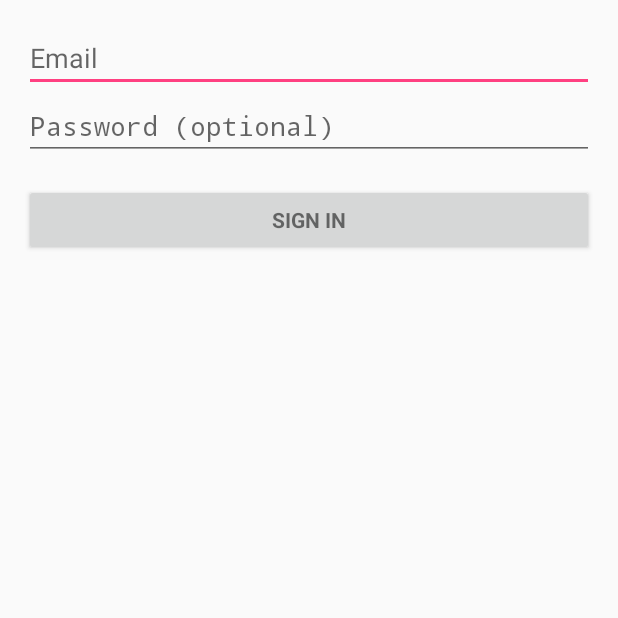
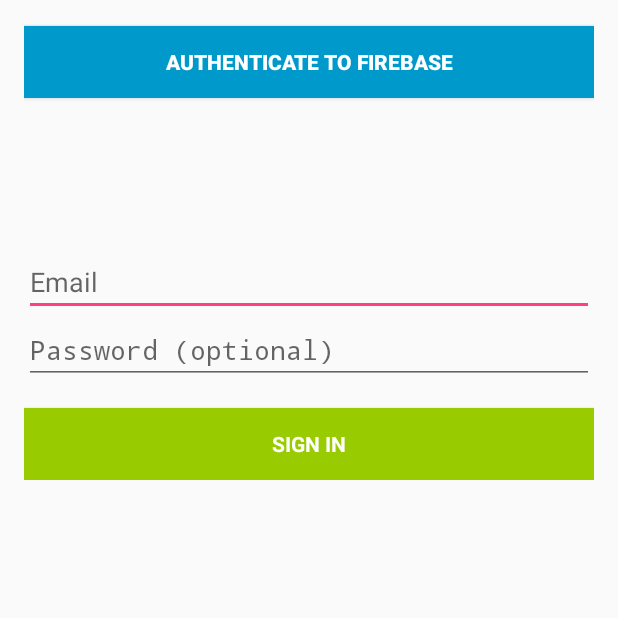
Before and after one commit to jagarzone6/Tic-Tac-Toe, an Android app: the LoginActivity screen opened directly, with no data from a screen before it, on a phone screen of 412 x 824 dp, the top half of it. Run offline under Robolectric (Android 15) with nearby library versions, the phone set to English and light mode, and no system bars; our stand-ins replace Firebase (no records; nobody signed in at launch, a user with empty details on screens opened directly); 2 statements that could not run were skipped.

```diff
--- a/app/src/main/res/layout/activity_games__list_.xml
+++ b/app/src/main/res/layout/activity_games__list_.xml
@@ -21,7 +21,7 @@
             <Button
                 android:id="@+id/add_new_online_game"
                 style="?android:textAppearanceButton"
-                android:background="@android:color/holo_green_dark"
+                android:background="@android:color/holo_green_light"
                 android:textColor="@android:color/white"
                 android:layout_width="match_parent"
                 android:layout_height="wrap_content"
--- a/app/src/main/res/layout/activity_login.xml
+++ b/app/src/main/res/layout/activity_login.xml
@@ -20,17 +20,32 @@
         android:layout_marginBottom="8dp"
         android:visibility="gone" />
 
+    <Button
+        android:id="@+id/login_label"
+        style="?android:textAppearanceButton"
+        android:background="@android:color/holo_blue_dark"
+        android:textColor="@android:color/white"
+        android:layout_width="match_parent"
+        android:layout_height="wrap_content"
+        android:layout_marginTop="1dp"
+        android:text="Authenticate to Firebase"
+        android:textStyle="bold" />
+
     <ScrollView
         android:id="@+id/login_form"
         android:layout_width="match_parent"
         android:layout_height="match_parent"
         >
 
+
         <LinearLayout
             android:id="@+id/email_login_form"
             android:layout_width="match_parent"
             android:layout_height="wrap_content"
-            android:orientation="vertical">
+            android:orientation="vertical"
+            android:paddingTop="100dp">
+
+
 
             <AutoCompleteTextView
                 android:id="@+id/email"
@@ -60,7 +75,10 @@
                 android:layout_height="wrap_content"
                 android:layout_marginTop="16dp"
                 android:text="@string/action_sign_in"
-                android:textStyle="bold" />
+                android:textStyle="bold"
+                android:background="@android:color/holo_green_light"
+                android:textColor="@android:color/white"
+                />
 
         </LinearLayout>
     </ScrollView>
```
Also changed, not shown: app/src/main/java/edu/harding/tictactoe/Games_List_Activity.java (+49 -15 lines).
